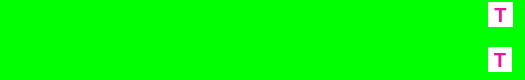
Before: the Qt Designer form currentmatchresultform.ui in xiaoyuanyangxu/sportroom-qt, drawn with Qt 5.
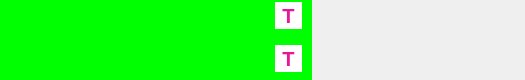
After: the same form once the commit is applied. Icons and pictures are not drawn.

Patch:
```diff
--- a/currentmatchresultform.ui
+++ b/currentmatchresultform.ui
@@ -31,7 +31,7 @@
   <property name="windowTitle">
    <string>Form</string>
   </property>
-  <layout class="QVBoxLayout" name="verticalLayout">
+  <layout class="QHBoxLayout" name="horizontalLayout_2">
    <property name="leftMargin">
     <number>0</number>
    </property>
@@ -274,14 +274,14 @@
           <widget class="QLabel" name="playerATimeoutLabel">
            <property name="minimumSize">
             <size>
-             <width>24</width>
-             <height>25</height>
+             <width>27</width>
+             <height>27</height>
             </size>
            </property>
            <property name="maximumSize">
             <size>
-             <width>25</width>
-             <height>25</height>
+             <width>27</width>
+             <height>27</height>
             </size>
            </property>
            <property name="font">
@@ -324,14 +324,14 @@
           <widget class="QLabel" name="playerBTimeoutLabel">
            <property name="minimumSize">
             <size>
-             <width>24</width>
-             <height>25</height>
+             <width>27</width>
+             <height>27</height>
             </size>
            </property>
            <property name="maximumSize">
             <size>
-             <width>22</width>
-             <height>25</height>
+             <width>27</width>
+             <height>27</height>
             </size>
            </property>
            <property name="font">
@@ -363,6 +363,19 @@
      </layout>
     </widget>
    </item>
+   <item>
+    <spacer name="horizontalSpacer_2">
+     <property name="orientation">
+      <enum>Qt::Horizontal</enum>
+     </property>
+     <property name="sizeHint" stdset="0">
+      <size>
+       <width>40</width>
+       <height>20</height>
+      </size>
+     </property>
+    </spacer>
+   </item>
   </layout>
  </widget>
  <resources>
```
Left out of the diff: 2 changed lines with no effect on the pictures.
